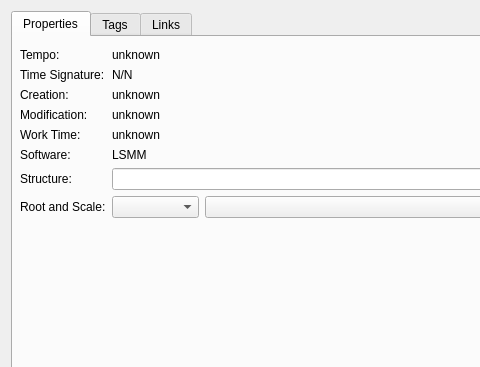
Above: src/gui/dialogs/song_metadata.ui from gi0e5b06/lmms before the change; both pictures show x 0 to 480 and y 0 to 367 of the 722 by 526 pixel window. Below: the same form after it.
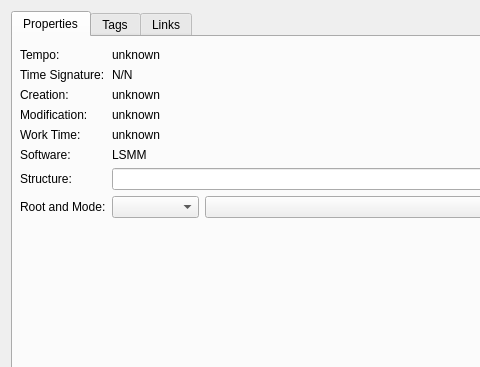
That is the form after the change.

```diff
--- a/src/gui/dialogs/song_metadata.ui
+++ b/src/gui/dialogs/song_metadata.ui
@@ -142,7 +142,7 @@
           <item row="7" column="0">
            <widget class="QLabel" name="label_Scale">
             <property name="text">
-             <string>Root and Scale:</string>
+             <string>Root and Mode:</string>
             </property>
             <property name="buddy">
              <cstring>value_Root</cstring>
```
Left out of the diff: 4 changed lines with no effect on the pictures.
